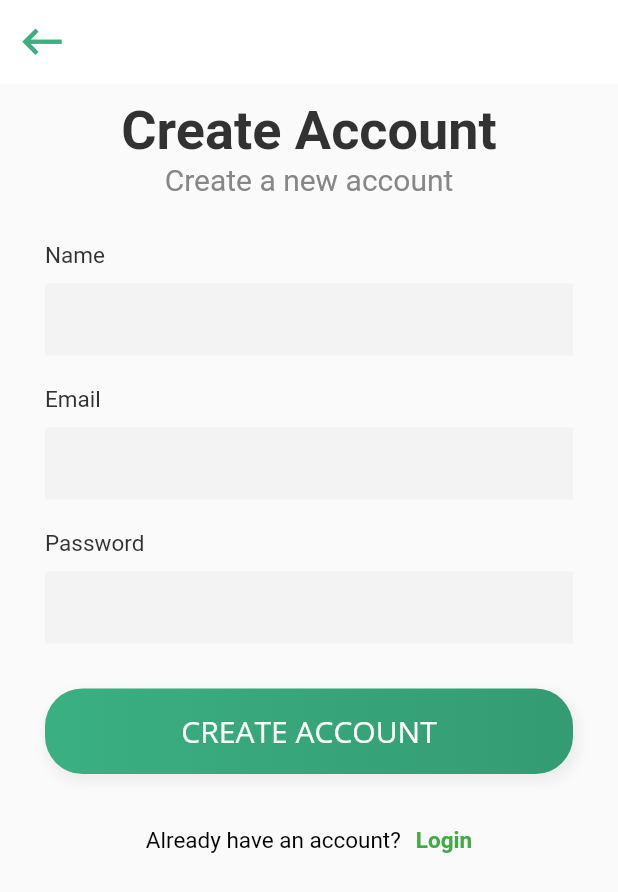
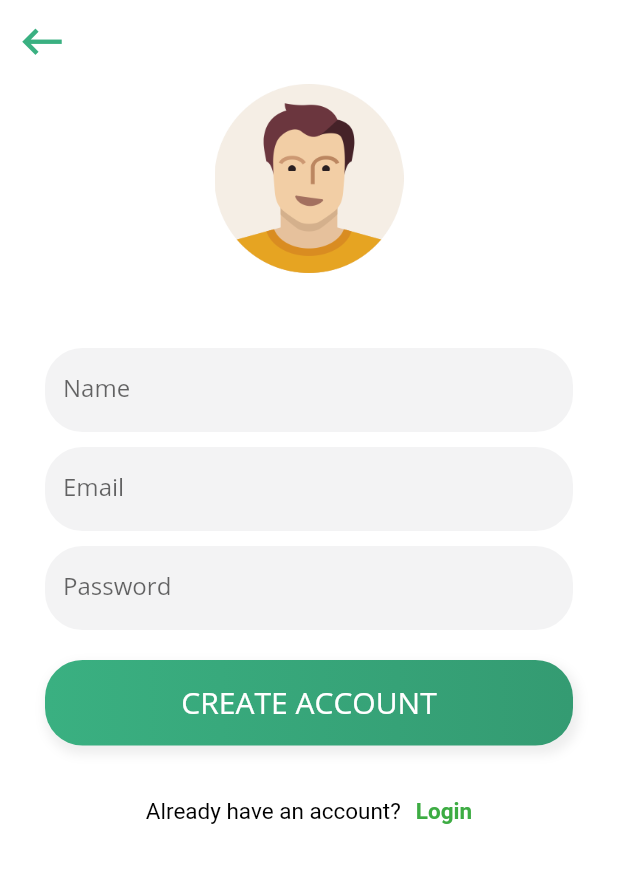
Before and after one commit to anhnd180399/Kid_Management, a Flutter app: the screen it shows after launch, after a tap on "SIGN UP", on a phone screen of 412 x 824 dp. Shown: the top 892 px of the screen. Run offline on Flutter 3.47's test engine with Material 2 defaults, Android fonts, the phone set to English and light mode, and no system bars; our stand-ins replace firebase_auth, firebase_core, flutter_datetime_picker, flutter_svg; missing offline and left inert: device_apps; accounts and stored records are empty; Roboto replaces fonts that are missing (Segoe UI); project files that could hold a hidden picture were left out.

```diff
--- a/lib/src/main.dart
+++ b/lib/src/main.dart
@@ -1,10 +1,15 @@
 import 'package:flutter/material.dart';
 import 'package:flutter/services.dart';
+import 'package:firebase_core/firebase_core.dart';
 import 'ui/kid_app.dart';
 
-void main() => runApp(MyApp());
+void main() async {
+  WidgetsFlutterBinding.ensureInitialized();
+  await Firebase.initializeApp();
+  runApp(MyApp());
+}
 
-class MyApp extends StatelessWidget {
+class MyApp extends StatelessWidget{
   @override
   Widget build(BuildContext context) {
     // Prevent the user from rotating device
--- a/lib/src/ui/sign_up.dart
+++ b/lib/src/ui/sign_up.dart
@@ -2,6 +2,7 @@ import 'package:flutter/material.dart';
 import 'package:kid_management/src/resources/colors.dart';
 import 'package:kid_management/src/ui/login.dart';
 import 'package:kid_management/src/ui/common-ui/back-button.dart';
+import 'package:kid_management/src/resources/constant.dart' as CONSTANT;
 import 'kid_app.dart';
 
 class SignUp extends StatefulWidget {
@@ -20,29 +21,29 @@ class _SignUpState extends State<SignUp> {
     );
   }
 
-  Widget _entryField(String title, {bool isPassword = false}) {
+    Widget _entryField(String title, {bool isPassword = false}) {
     return Container(
-      margin: EdgeInsets.symmetric(vertical: 10),
       child: Column(
         crossAxisAlignment: CrossAxisAlignment.start,
         children: <Widget>[
-          Text(
-            title,
-            style: TextStyle(
-              fontFamily: 'Segoe UI',
-              fontSize: 15,
-              color: const Color(0xff333232),
-            ),
-          ),
           SizedBox(
             height: 10,
           ),
-          TextField(
-              obscureText: isPassword,
-              decoration: InputDecoration(
-                  border: InputBorder.none,
-                  fillColor: Color(0xfff3f3f4),
-                  filled: true))
+          Container(
+            height: 56.0,
+            child: TextField(
+                textAlign: TextAlign.start,
+                textAlignVertical: TextAlignVertical.center,
+                obscureText: isPassword,
+                decoration: InputDecoration(
+                    hintText: title,
+                    border: OutlineInputBorder(
+                        borderRadius: BorderRadius.all(Radius.circular(25.0)),
+                        borderSide:
+                        BorderSide(width: 0, style: BorderStyle.none)),
+                    fillColor: Color(0xfff3f3f4),
+                    filled: true)),
+          )
         ],
       ),
     );
@@ -50,26 +51,31 @@ class _SignUpState extends State<SignUp> {
 
   Widget _title() {
     return Column(children: <Widget>[
-      SizedBox(height: 10),
-      Text(
-        'Create Account',
-        style: TextStyle(
-          fontFamily: 'Segoe UI',
-          fontSize: 36,
-          color: const Color(0xff333232),
-          fontWeight: FontWeight.w700,
-        ),
-        textAlign: TextAlign.left,
+      Image.asset(
+        CONSTANT.URL_IMG_USER_AVATAR,
+        width: 126.0,
+        height: 126.0,
       ),
-      Text(
-        'Create a new account',
-        style: TextStyle(
-          fontFamily: 'Segoe UI',
-          fontSize: 20,
-          color: const Color(0xff888686),
-        ),
-        textAlign: TextAlign.left,
-      )
+      SizedBox(height: 20),
+//      Text(
+//        'Create Account',
+//        style: TextStyle(
+//          fontFamily: 'Segoe UI',
+//          fontSize: 36,
+//          color: const Color(0xff333232),
+//          fontWeight: FontWeight.w700,
+//        ),
+//        textAlign: TextAlign.left,
+//      ),
+//      Text(
+//        'Create a new account',
+//        style: TextStyle(
+//          fontFamily: 'Segoe UI',
+//          fontSize: 20,
+//          color: const Color(0xff888686),
+//        ),
+//        textAlign: TextAlign.left,
+//      )
     ]);
   }
 
@@ -140,6 +146,7 @@ class _SignUpState extends State<SignUp> {
 
   Widget build(BuildContext context) {
     return Scaffold(
+      backgroundColor: Colors.white,
       appBar: AppBar(
         backgroundColor: Colors.white,
         elevation: 0,
--- a/pubspec.yaml
+++ b/pubspec.yaml
@@ -24,6 +24,8 @@ dependencies:
 
   flutter:
     sdk: flutter
+  firebase_core: "0.5.0+1"
+  firebase_auth: "^0.18.1+2"
 
   # library to render SVG image
   flutter_svg: ^0.19.0
```
Also changed, not shown: lib/src/ui/home.dart (+12 -12 lines), lib/src/ui/login.dart (+78 -8 lines), pubspec.lock, 3 other files.
